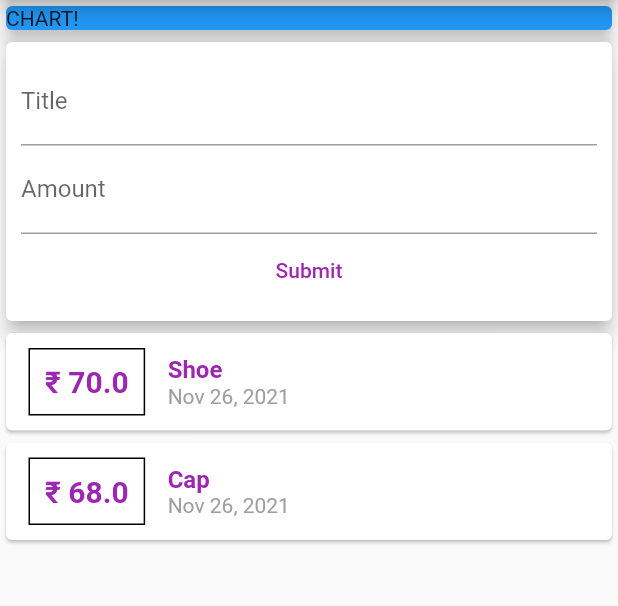
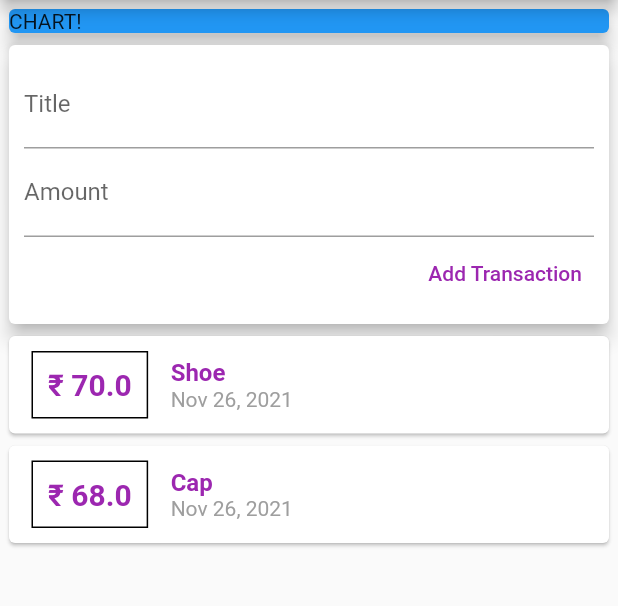
Before and after one commit to nawal-neeraj/flutterExpense, a Flutter app: the screen it shows after launch, on a phone screen of 412 x 824 dp, the part 84-690 px from its top. Run offline on Flutter 3.47's test engine with Material 2 defaults, Android fonts, the phone set to English and light mode, and no system bars.

Commit message:
Expenses applications

```diff
--- a/lib/main.dart
+++ b/lib/main.dart
@@ -1,7 +1,8 @@
 import 'package:flutter/material.dart';
-import 'package:intl/intl.dart';
+import 'package:flutter_complete_guide/widgets/user_transaction.dart';
+import './widgets/new_transaction.dart';
+import './widgets/transaction_list.dart';
 
-import './transactions.dart';
 
 void main() => runApp(MyApp());
 
@@ -16,20 +17,10 @@ class MyApp extends StatelessWidget {
 }
 
 class MyHomePage extends StatelessWidget {
-  final List<Transactions> transaction = [
-    Transactions(
-      id: 't1',
-      title: 'Shoe',
-      amount: 70,
-      date: DateTime.now(),
-    ),
-    Transactions(
-      id: 't2',
-      title: 'Cap',
-      amount: 68,
-      date: DateTime.now(),
-    )
-  ];
+  // String titleInput;
+  // String amountInput;
+  // final titleContrller = TextEditingController();
+  // final amountController = TextEditingController();
 
   @override
   Widget build(BuildContext context) {
@@ -37,7 +28,10 @@ class MyHomePage extends StatelessWidget {
       appBar: AppBar(
         title: Text('Expenses App'),
       ),
-      body: Column(
+      body: Padding(
+        padding: const EdgeInsets.all(2),
+        child: SingleChildScrollView(
+          child: Column(
             // mainAxisAlignment: MainAxisAlignment.spaceAround,
             crossAxisAlignment: CrossAxisAlignment.stretch,
             children: <Widget>[
@@ -49,70 +43,11 @@ class MyHomePage extends StatelessWidget {
                   elevation: 5,
                 ),
               ),
-          Card(
-            elevation: 5,
-            child: Container(
-              padding: EdgeInsets.all(10),
-              child: Column(
-                children: [
-                  TextField(
-                    decoration: InputDecoration(labelText: 'Title'),
-                  ),
-                  TextField(
-                    decoration: InputDecoration(labelText: 'Amount'),
-                  ),
-                  TextButton(
-                    onPressed: () => print('Hello'),
-                    style: TextButton.styleFrom(primary: Colors.purple),
-                    child: Text('Submit'),
-                  )
+              UserTransaction(),
             ],
           ),
         ),
       ),
-          Column(
-            children: transaction.map((e) {
-              return Card(
-                child: Row(
-                  children: <Widget>[
-                    Container(
-                      padding: EdgeInsets.all(10),
-                      margin:
-                          EdgeInsets.symmetric(vertical: 10, horizontal: 15),
-                      decoration: BoxDecoration(
-                        border: Border.all(color: Colors.black),
-                      ),
-                      child: Text(
-                        '\₹ ${e.amount}',
-                        style: TextStyle(
-                            fontWeight: FontWeight.bold,
-                            fontSize: 20,
-                            color: Colors.purple),
-                      ),
-                    ),
-                    Column(
-                      crossAxisAlignment: CrossAxisAlignment.start,
-                      children: <Widget>[
-                        Text(
-                          e.title,
-                          style: TextStyle(
-                              fontWeight: FontWeight.bold,
-                              fontSize: 16,
-                              color: Colors.purple),
-                        ),
-                        Text(
-                          DateFormat.yMMMd().format(e.date),
-                          style: TextStyle(color: Colors.grey),
-                        ),
-                      ],
-                    ),
-                  ],
-                ),
-              );
-            }).toList(),
-          ),
-        ],
-      ),
     );
   }
 }
--- /dev/null
+++ b/lib/widgets/new_transaction.dart
@@ -0,0 +1,43 @@
+import 'package:flutter/material.dart';
+
+class NewTransaction extends StatelessWidget {
+  final titleController = TextEditingController();
+  final amountController = TextEditingController();
+  final Function addNewTransaction;
+
+  NewTransaction(this.addNewTransaction);
+
+  @override
+  Widget build(BuildContext context) {
+    return Card(
+      elevation: 5,
+      child: Container(
+        padding: EdgeInsets.all(10),
+        child: Column(
+          crossAxisAlignment: CrossAxisAlignment.end,
+          children: [
+            TextField(
+              decoration: InputDecoration(labelText: 'Title'),
+              controller: titleController,
+              // onChanged: (val) => {
+              //  titleInput = val,
+              // },
+            ),
+            TextField(
+              decoration: InputDecoration(labelText: 'Amount'),
+              controller: amountController,
+              // onChanged: (val) => {
+              //   amountInput = val,
+              // },
+            ),
+            TextButton(
+              onPressed: () => addNewTransaction(titleController.text, double.parse(amountController.text)),
+              style: TextButton.styleFrom(primary: Colors.purple),
+              child: Text('Add Transaction'),
+            )
+          ],
+        ),
+      ),
+    );
+  }
+}
--- /dev/null
+++ b/lib/widgets/transaction_list.dart
@@ -0,0 +1,57 @@
+import 'package:flutter/material.dart';
+import 'package:intl/intl.dart';
+import '../models/transactions.dart';
+
+class TransactionList extends StatelessWidget {
+  final List<Transactions> transactions;
+
+  TransactionList(this.transactions);
+
+  @override
+  Widget build(BuildContext context) {
+    return Container(
+      height: 420,
+      child: ListView.builder(
+        itemBuilder: (ctx, index) {
+          return Card(
+            child: Row(
+              children: <Widget>[
+                Container(
+                  padding: EdgeInsets.all(10),
+                  margin: EdgeInsets.symmetric(vertical: 10, horizontal: 15),
+                  decoration: BoxDecoration(
+                    border: Border.all(color: Colors.black),
+                  ),
+                  child: Text(
+                    '\₹ ${transactions[index].amount}',
+                    style: TextStyle(
+                        fontWeight: FontWeight.bold,
+                        fontSize: 20,
+                        color: Colors.purple),
+                  ),
+                ),
+                Column(
+                  crossAxisAlignment: CrossAxisAlignment.start,
+                  children: <Widget>[
+                    Text(
+                      transactions[index].title,
+                      style: TextStyle(
+                          fontWeight: FontWeight.bold,
+                          fontSize: 16,
+                          color: Colors.purple),
+                    ),
+                    Text(
+                      DateFormat.yMMMd().format(transactions[index].date),
+                      style: TextStyle(color: Colors.grey),
+                    ),
+                  ],
+                ),
+              ],
+            ),
+          );
+        },
+        itemCount: transactions.length,
+      ),
+    );
+  }
+}
--- /dev/null
+++ b/lib/widgets/user_transaction.dart
@@ -0,0 +1,49 @@
+import 'package:flutter/material.dart';
+import 'package:flutter_complete_guide/widgets/transaction_list.dart';
+import '../widgets/new_transaction.dart';
+import '../widgets/transaction_list.dart';
+import '../models/transactions.dart';
+
+class UserTransaction extends StatefulWidget {
+  @override
+  _UserTransactionState createState() => _UserTransactionState();
+}
+class _UserTransactionState extends State<UserTransaction> {
+  final List<Transactions> _transactions = [
+    Transactions(
+      id: 't1',
+      title: 'Shoe',
+      amount: 70,
+      date: DateTime.now(),
+    ),
+    Transactions(
+      id: 't2',
+      title: 'Cap',
+      amount: 68,
+      date: DateTime.now(),
+    )
+  ];
+
+  void _addNewTransaction(String txTitle, double txAmount) {
+    final newTx = Transactions(
+      title: txTitle,
+      amount: txAmount,
+      date: DateTime.now(),
+      id: DateTime.now().toString(),
+    );
+
+    setState(() {
+      _transactions.add(newTx);
+    });
+  }
+
+  @override
+  Widget build(BuildContext context) {
+    return Column(
+      children: <Widget>[
+        NewTransaction(_addNewTransaction),
+        TransactionList(_transactions),
+      ],
+    );
+  }
+}
```
Also changed, not shown: lib/models/transactions.dart (renamed from lib/transactions.dart). Lines whose indentation alone changed are shown as unchanged.
